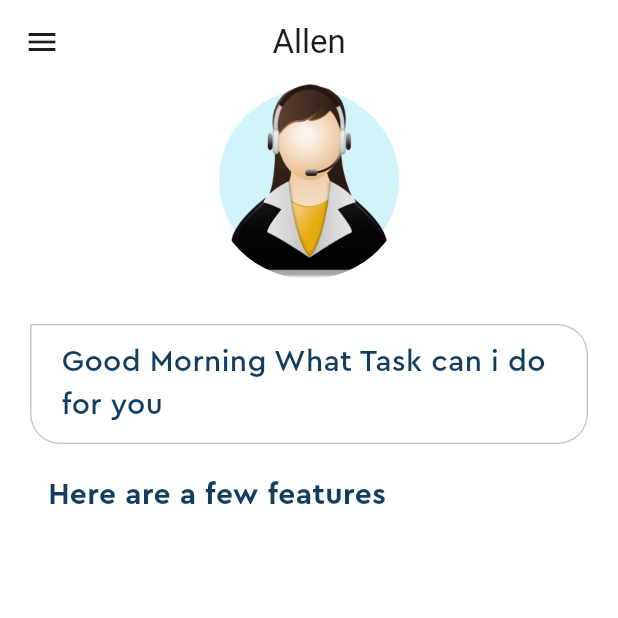
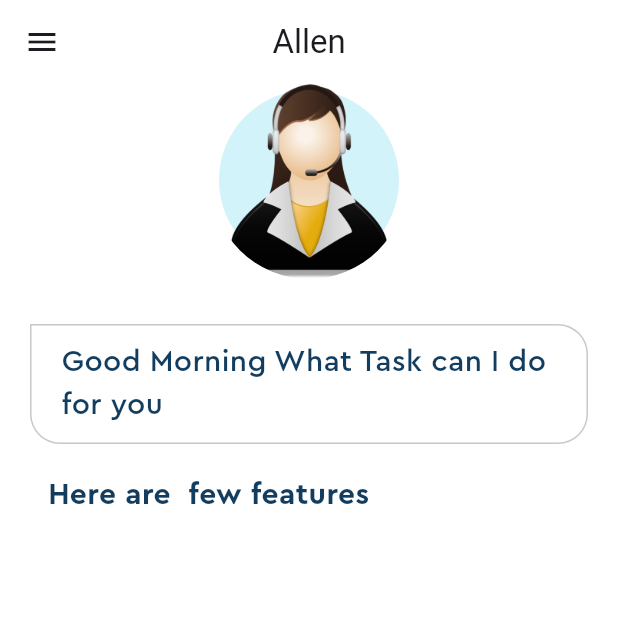
Before and after one commit to SAMIULLAH-KALHORO-DEV/voice_assistant_app, a Flutter app: the screen it shows after launch, on a phone screen of 412 x 824 dp, the top half of it. Run offline on Flutter 3.47's test engine with Material 2 defaults, Android fonts, the light colour scheme and no system bars.

Commit message:
Some UI changes

```diff
--- a/lib/home_page.dart
+++ b/lib/home_page.dart
@@ -50,7 +50,7 @@ class _HomPageState extends State<HomPage> {
               borderRadius:
                   BorderRadius.circular(20).copyWith(topLeft: Radius.zero)),
           child: const Text(
-            "Good Morning What Task can i do for you ",
+            "Good Morning What Task can I do for you ",
             style: TextStyle(
                 color: Pallete.mainFontColor,
                 fontSize: 20,
@@ -63,7 +63,7 @@ class _HomPageState extends State<HomPage> {
           alignment: Alignment.centerLeft,
           margin: const EdgeInsets.only(top: 10, left: 22),
           child: const Text(
-            "Here are a few features",
+            "Here are  few features",
             style: TextStyle(
                 fontFamily: 'Cera Pro',
                 color: Pallete.mainFontColor,
```
